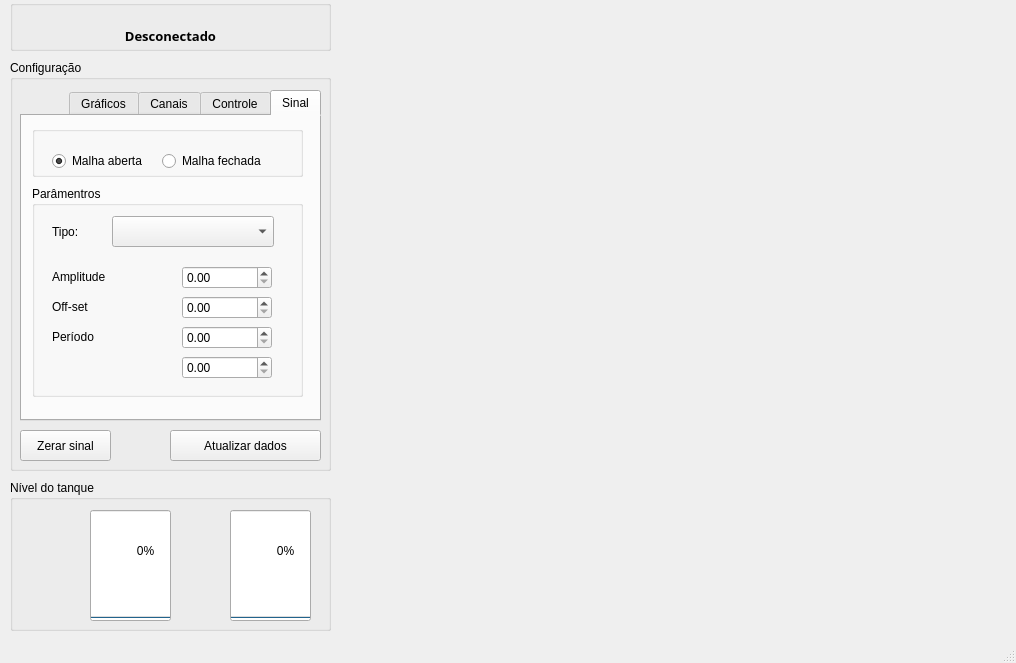
Old version of the form mainwindow.ui in the repository Chechunlong/control.
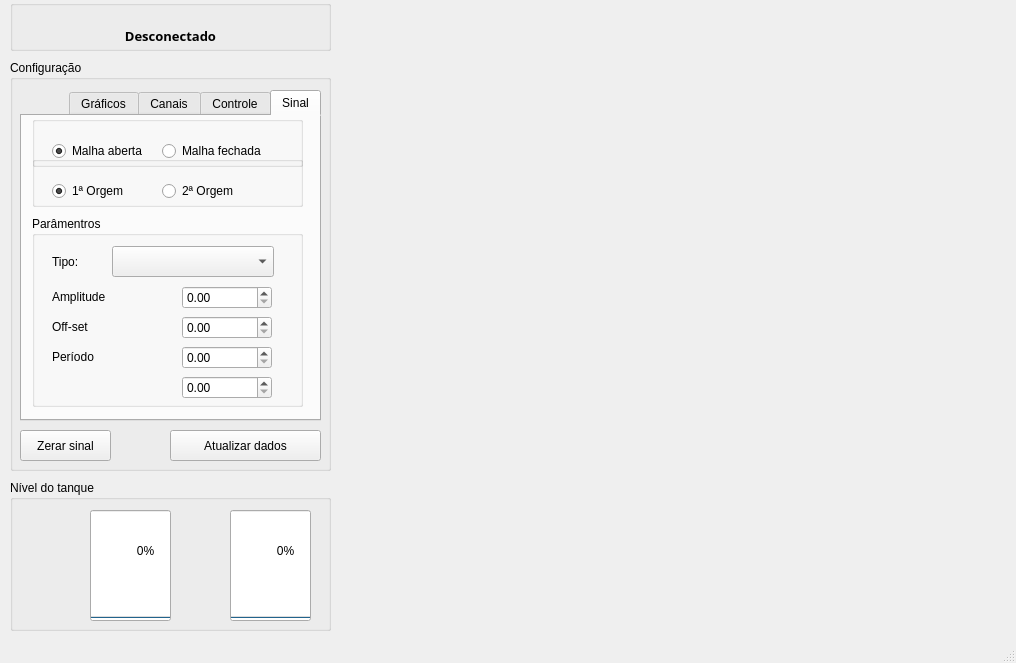
New version of the form. The open tabs and pages were chosen to show the change. Custom widgets are drawn as their Qt base class.

Commit message: sistema o2

Patch:
```diff
--- a/mainwindow.ui
+++ b/mainwindow.ui
@@ -216,7 +216,7 @@
        <property name="geometry">
         <rect>
          <x>10</x>
-         <y>10</y>
+         <y>0</y>
          <width>271</width>
          <height>51</height>
         </rect>
@@ -261,9 +261,9 @@
        <property name="geometry">
         <rect>
          <x>10</x>
-         <y>70</y>
+         <y>100</y>
          <width>271</width>
-         <height>211</height>
+         <height>191</height>
         </rect>
        </property>
        <property name="layoutDirection">
@@ -276,7 +276,7 @@
         <property name="geometry">
          <rect>
           <x>20</x>
-          <y>80</y>
+          <y>70</y>
           <width>131</width>
           <height>21</height>
          </rect>
@@ -305,7 +305,7 @@
         <property name="geometry">
          <rect>
           <x>150</x>
-          <y>170</y>
+          <y>160</y>
           <width>90</width>
           <height>23</height>
          </rect>
@@ -318,7 +318,7 @@
         <property name="geometry">
          <rect>
           <x>150</x>
-          <y>140</y>
+          <y>130</y>
           <width>90</width>
           <height>23</height>
          </rect>
@@ -354,7 +354,7 @@
         <property name="geometry">
          <rect>
           <x>20</x>
-          <y>140</y>
+          <y>130</y>
           <width>131</width>
           <height>21</height>
          </rect>
@@ -370,7 +370,7 @@
         <property name="geometry">
          <rect>
           <x>150</x>
-          <y>80</y>
+          <y>70</y>
           <width>90</width>
           <height>23</height>
          </rect>
@@ -383,7 +383,7 @@
         <property name="geometry">
          <rect>
           <x>20</x>
-          <y>110</y>
+          <y>100</y>
           <width>131</width>
           <height>21</height>
          </rect>
@@ -399,7 +399,7 @@
         <property name="geometry">
          <rect>
           <x>150</x>
-          <y>110</y>
+          <y>100</y>
           <width>90</width>
           <height>23</height>
          </rect>
@@ -409,6 +409,51 @@
         </property>
        </widget>
       </widget>
+      <widget class="QGroupBox" name="groupBox_3">
+       <property name="geometry">
+        <rect>
+         <x>10</x>
+         <y>40</y>
+         <width>271</width>
+         <height>51</height>
+        </rect>
+       </property>
+       <property name="layoutDirection">
+        <enum>Qt::LeftToRight</enum>
+       </property>
+       <property name="title">
+        <string/>
+       </property>
+       <widget class="QRadioButton" name="rbSistemaO1">
+        <property name="geometry">
+         <rect>
+          <x>20</x>
+          <y>20</y>
+          <width>102</width>
+          <height>30</height>
+         </rect>
+        </property>
+        <property name="text">
+         <string>1ª Orgem</string>
+        </property>
+        <property name="checked">
+         <bool>true</bool>
+        </property>
+       </widget>
+       <widget class="QRadioButton" name="rbSistemaO2">
+        <property name="geometry">
+         <rect>
+          <x>130</x>
+          <y>20</y>
+          <width>121</width>
+          <height>30</height>
+         </rect>
+        </property>
+        <property name="text">
+         <string>2ª Orgem</string>
+        </property>
+       </widget>
+      </widget>
      </widget>
      <widget class="QWidget" name="tab_controle">
       <attribute name="title">
```
Left out of the diff: 2 changed lines with no effect on the pictures. The commit also changes 5 other files.
